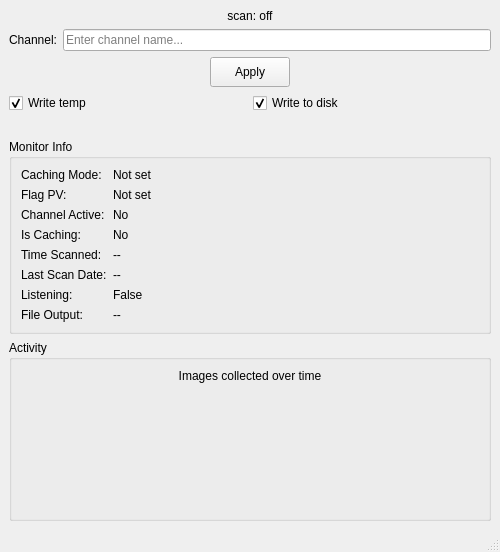
Before: the Qt Designer form gui/scan_view.ui in AdvancedPhotonSource/DashPVA, drawn with Qt 5.
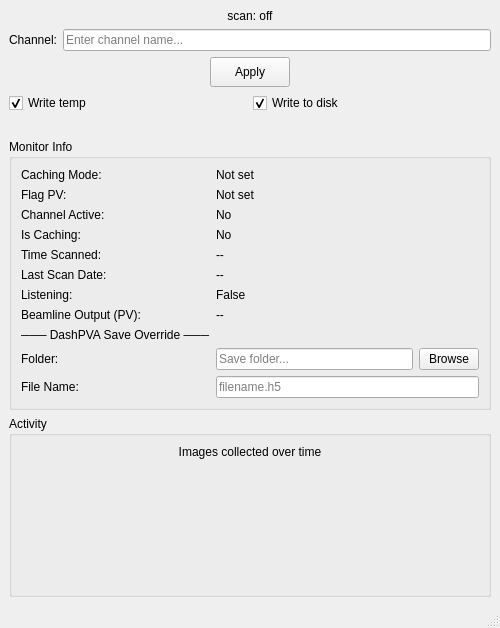
After: the same form once the commit is applied.

Commit message: fix: seeding for consumers fix: saving motor position saving add: output override for where you want to save remove: dead saving methods in the handler remove: conversion files add: Nexus saving format to the writer

```diff
--- a/gui/scan_view.ui
+++ b/gui/scan_view.ui
@@ -198,7 +198,7 @@
        <item row="7" column="0">
         <widget class="QLabel" name="label_file_output_text">
          <property name="text">
-          <string>File Output:</string>
+          <string>Beamline Output (PV):</string>
          </property>
         </widget>
        </item>
@@ -209,6 +209,58 @@
          </property>
         </widget>
        </item>
+       <item row="8" column="0">
+        <widget class="QLabel" name="label_save_section">
+         <property name="text">
+          <string>─── DashPVA Save Override ───</string>
+         </property>
+        </widget>
+       </item>
+       <item row="9" column="0">
+        <widget class="QLabel" name="label_save_folder_text">
+         <property name="text">
+          <string>Folder:</string>
+         </property>
+        </widget>
+       </item>
+       <item row="9" column="1">
+        <layout class="QHBoxLayout" name="horizontalLayoutSaveFolder">
+         <item>
+          <widget class="QLineEdit" name="lineedit_save_folder">
+           <property name="placeholderText">
+            <string>Save folder...</string>
+           </property>
+          </widget>
+         </item>
+         <item>
+          <widget class="QPushButton" name="btn_browse_folder">
+           <property name="text">
+            <string>Browse</string>
+           </property>
+           <property name="maximumSize">
+            <size>
+             <width>60</width>
+             <height>28</height>
+            </size>
+           </property>
+          </widget>
+         </item>
+        </layout>
+       </item>
+       <item row="10" column="0">
+        <widget class="QLabel" name="label_save_filename_text">
+         <property name="text">
+          <string>File Name:</string>
+         </property>
+        </widget>
+       </item>
+       <item row="10" column="1">
+        <widget class="QLineEdit" name="lineedit_save_filename">
+         <property name="placeholderText">
+          <string>filename.h5</string>
+         </property>
+        </widget>
+       </item>
        <item row="3" column="0">
         <widget class="QLabel" name="label_is_caching_text">
          <property name="text">
```
The commit also changes 3 other files.
